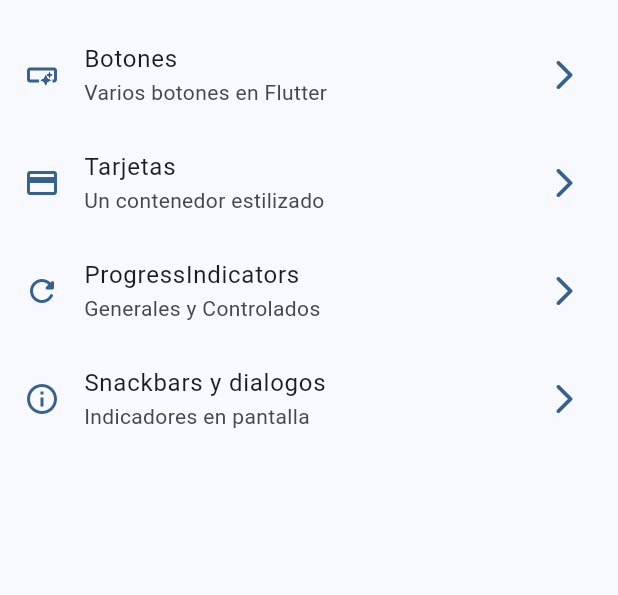
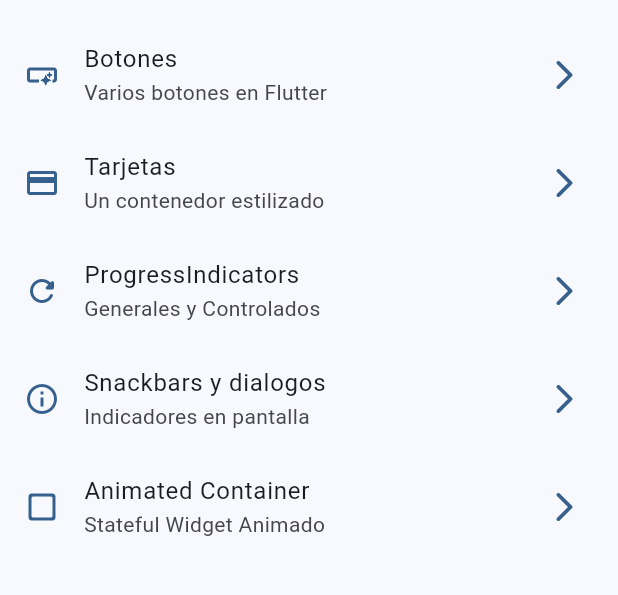
Before and after one commit to reiriartef/flutter-material3-app, a Flutter app: the screen it shows after launch, on a phone screen of 412 x 824 dp, the part 63-658 px from its top. Run offline on Flutter 3.47's test engine with Material 3 defaults, Android fonts, the phone set to English and light mode, and no system bars; our stand-ins replace go_router.

Commit message:
Animated container terminado

```diff
--- a/lib/config/menu/menu_items.dart
+++ b/lib/config/menu/menu_items.dart
@@ -38,4 +38,10 @@ const appMenuItems = <MenuItem>[
     link: '/snackbars',
     icon: Icons.info_outline,
   ),
+  MenuItem(
+    title: 'Animated Container',
+    subTitle: 'Stateful Widget Animado',
+    link: '/animated',
+    icon: Icons.check_box_outline_blank_rounded,
+  ),
 ];
--- a/lib/config/router/app_router.dart
+++ b/lib/config/router/app_router.dart
@@ -29,5 +29,10 @@ final appRouter = GoRouter(
       name: SnackbarScreen.name,
       builder: (context, state) => const SnackbarScreen(),
     ),
+    GoRoute(
+      path: '/animated',
+      name: AnimatedScreen.name,
+      builder: (context, state) => const AnimatedScreen(),
+    ),
   ],
 );
```
Also changed, not shown: lib/presentation/screens/animated/animated_screen.dart (+42 -2 lines).
